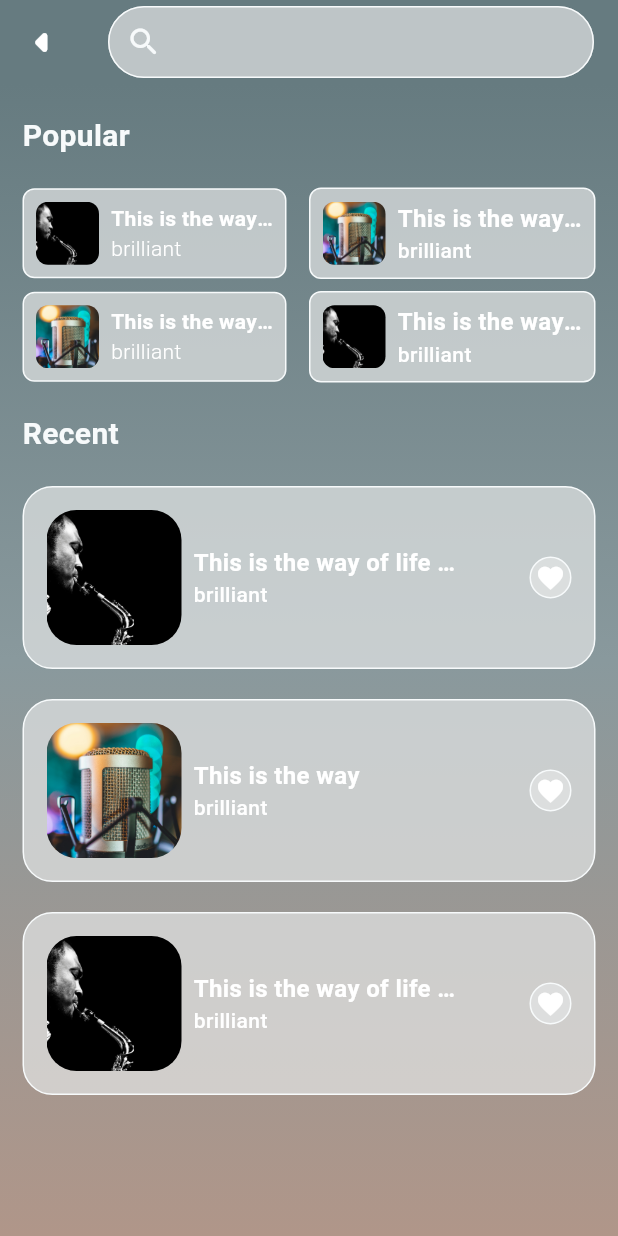
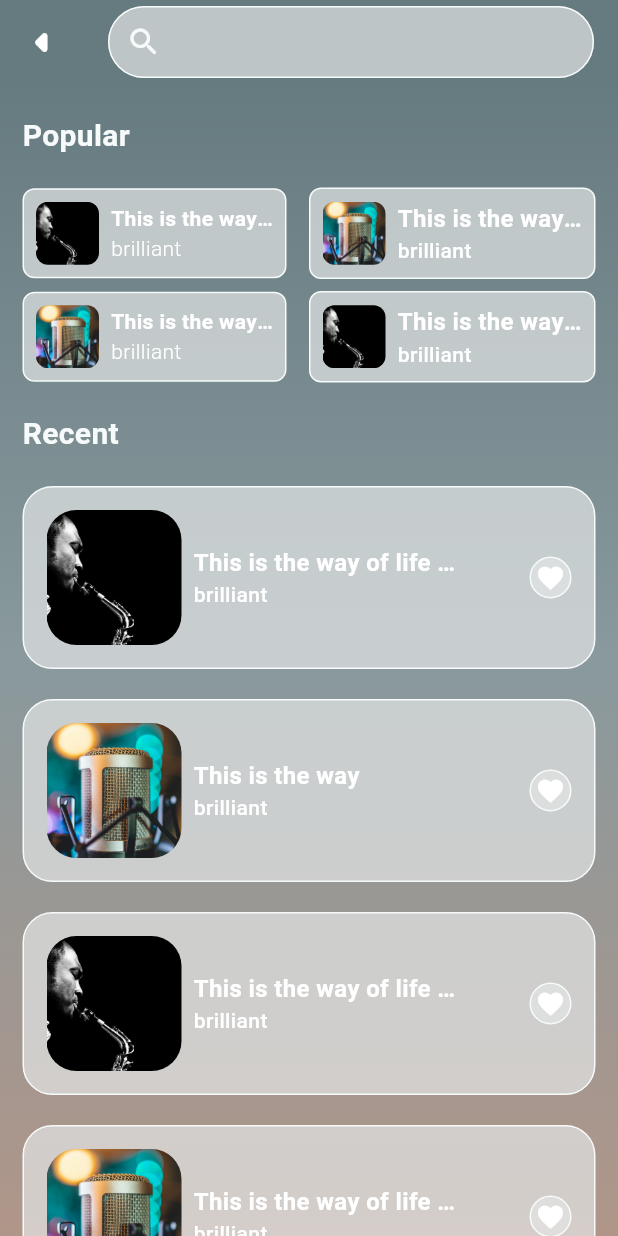
Before and after one commit to kwakyebrilliant/play, a Flutter app: the GenrePage screen opened directly with empty values, on a phone screen of 412 x 824 dp. Run offline on Flutter 3.47's test engine with Material 3 defaults, Android fonts, the phone set to English and light mode, and no system bars.

Commit message:
genre page updates

```diff
--- a/lib/screens/genre/genre_page.dart
+++ b/lib/screens/genre/genre_page.dart
@@ -710,6 +710,104 @@
                     ),
                   ),
                 ),
+
+                //recent searches 4
+                Padding(
+                  padding: const EdgeInsets.only(top: 20.0),
+                  child: Container(
+                    width: MediaQuery.of(context).size.width,
+                    decoration: BoxDecoration(
+                      color: const Color(0xFFE3E5E5).withOpacity(0.7),
+                      borderRadius: BorderRadius.circular(20.0),
+                      border: Border.all(
+                        width: 1.0,
+                        color: const Color(0xFFF7fAFB),
+                      ),
+                    ),
+                    child: Padding(
+                      padding: const EdgeInsets.all(15.0),
+                      child: Row(
+                        children: [
+                          //image
+                          Container(
+                            height: 90.0,
+                            width: 90.0,
+                            decoration: BoxDecoration(
+                              borderRadius: BorderRadius.circular(20.0),
+                              image: const DecorationImage(
+                                image: AssetImage("assets/images/sing2.jpg"),
+                                fit: BoxFit.cover,
+                              ),
+                            ),
+                          ),
+
+                          //song name and artiste name
+                          const Expanded(
+                            flex: 4,
+                            child: Padding(
+                              padding: EdgeInsets.only(left: 8.0),
+                              child: Column(
+                                crossAxisAlignment: CrossAxisAlignment.start,
+                                children: [
+                                  //song name
+                                  Text(
+                                    "This is the way of life here ",
+                                    style: TextStyle(
+                                      fontSize: 16.0,
+                                      fontWeight: FontWeight.bold,
+                                      color: Colors.white,
+                                      overflow: TextOverflow.ellipsis,
+                                    ),
+                                  ),
+
+                                  //name of artiste
+                                  Text(
+                                    "brilliant",
+                                    style: TextStyle(
+                                      fontSize: 14.0,
+                                      fontWeight: FontWeight.w500,
+                                      color: Colors.white,
+                                      overflow: TextOverflow.ellipsis,
+                                    ),
+                                  ),
+                                ],
+                              ),
+                            ),
+                          ),
+
+                          // Spacer to push the favorite icon to the end
+                          const Spacer(),
+
+                          //favorite icon
+                          Column(
+                            children: [
+                              // favorite icon wrapped in a container
+                              Container(
+                                height: 28.0,
+                                width: 28.0,
+                                decoration: BoxDecoration(
+                                  color:
+                                      const Color(0xFFE3E5E5).withOpacity(0.7),
+                                  borderRadius: BorderRadius.circular(60.0),
+                                  border: Border.all(
+                                    width: 1.0,
+                                    color: const Color(0xFFF7fAFB),
+                                  ),
+                                ),
+                                // favorite icon
+                                child: const Icon(
+                                  Icons.favorite_outlined,
+                                  size: 20.0,
+                                  color: Colors.white,
+                                ),
+                              ),
+                            ],
+                          ),
+                        ],
+                      ),
+                    ),
+                  ),
+                ),
               ],
             ),
           ),
```
